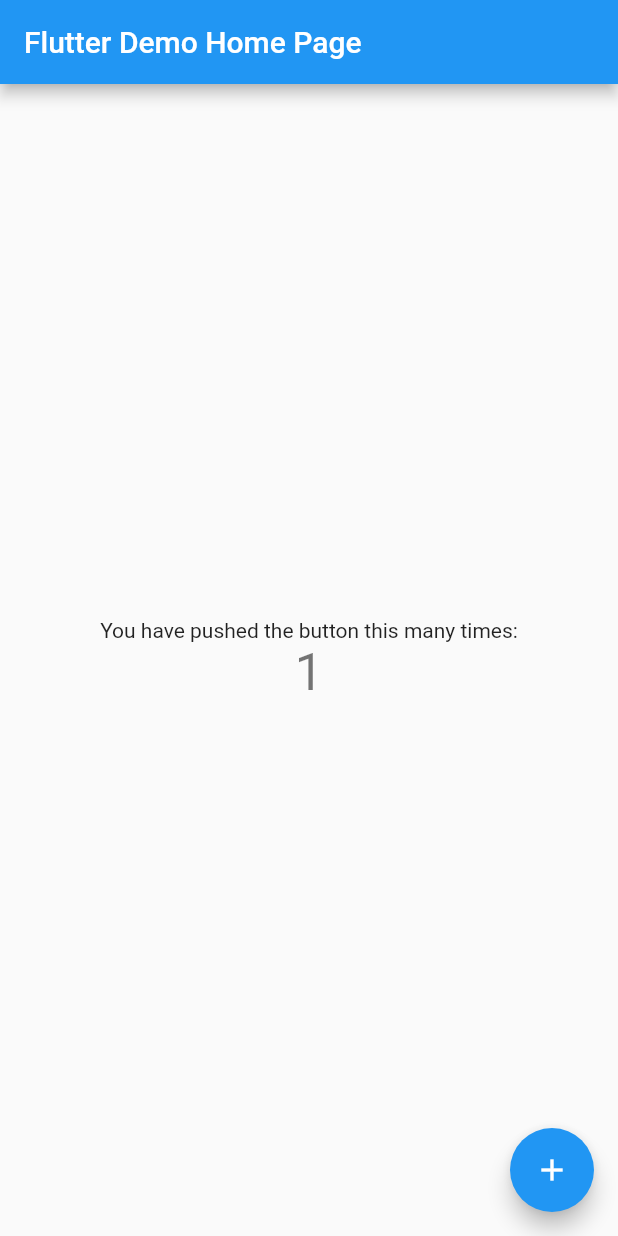
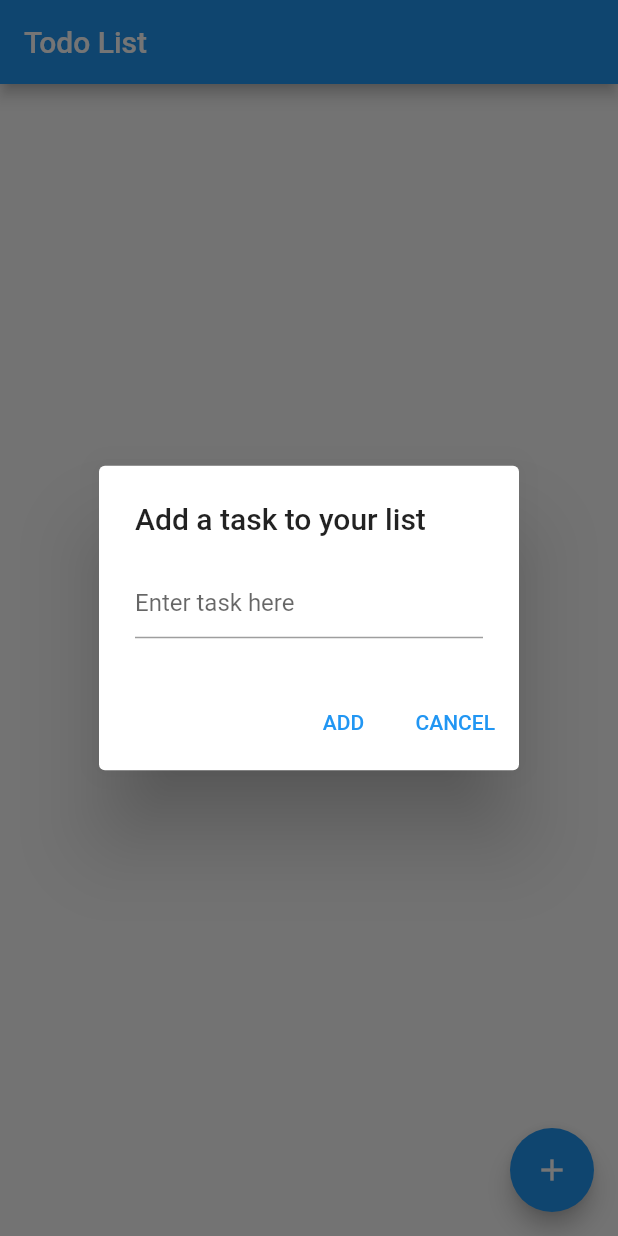
Before and after one commit to decoch/open-api-generator-example, a Flutter app: the MyHomePage screen opened directly, after a tap on the "add" icon, on a phone screen of 412 x 824 dp. Run offline on Flutter 3.47's test engine with Material 2 defaults, Android fonts, the phone set to English and light mode, and no system bars; our stand-ins replace built_collection, built_value, dio; network calls fail.

```diff
--- a/client-todo-api/lib/src/api.dart
+++ b/client-todo-api/lib/src/api.dart
@@ -12,7 +12,7 @@ import 'package:todo_api/src/auth/oauth.dart';
 import 'package:todo_api/src/api/default_api.dart';
 
 class TodoApi {
-  static const String basePath = r'http://todo.swagger.io/v1';
+  static const String basePath = r'http://localhost:8080/v1';
 
   final Dio dio;
   final Serializers serializers;
--- a/client/lib/main.dart
+++ b/client/lib/main.dart
@@ -1,43 +1,26 @@
 import 'package:flutter/material.dart';
+import 'package:todo_api/todo_api.dart';
+import 'dart:math';
 
 void main() {
   runApp(MyApp());
 }
 
 class MyApp extends StatelessWidget {
-  // This widget is the root of your application.
   @override
   Widget build(BuildContext context) {
     return MaterialApp(
-      title: 'Flutter Demo',
+      title: 'Open api generator demo',
       theme: ThemeData(
-        // This is the theme of your application.
-        //
-        // Try running your application with "flutter run". You'll see the
-        // application has a blue toolbar. Then, without quitting the app, try
-        // changing the primarySwatch below to Colors.green and then invoke
-        // "hot reload" (press "r" in the console where you ran "flutter run",
-        // or simply save your changes to "hot reload" in a Flutter IDE).
-        // Notice that the counter didn't reset back to zero; the application
-        // is not restarted.
         primarySwatch: Colors.blue,
       ),
-      home: MyHomePage(title: 'Flutter Demo Home Page'),
+      home: MyHomePage(title: 'Todo List'),
     );
   }
 }
 
 class MyHomePage extends StatefulWidget {
   MyHomePage({Key? key, required this.title}) : super(key: key);
-
-  // This widget is the home page of your application. It is stateful, meaning
-  // that it has a State object (defined below) that contains fields that affect
-  // how it looks.
-
-  // This class is the configuration for the state. It holds the values (in this
-  // case the title) provided by the parent (in this case the App widget) and
-  // used by the build method of the State. Fields in a Widget subclass are
-  // always marked "final".
 
   final String title;
 
@@ -46,68 +29,93 @@ class MyHomePage extends StatefulWidget {
 }
 
 class _MyHomePageState extends State<MyHomePage> {
-  int _counter = 0;
+  List<Todo> _todoList = <Todo>[];
+  final TextEditingController _textEditingController = TextEditingController();
 
-  void _incrementCounter() {
-    setState(() {
-      // This call to setState tells the Flutter framework that something has
-      // changed in this State, which causes it to rerun the build method below
-      // so that the display can reflect the updated values. If we changed
-      // _counter without calling setState(), then the build method would not be
-      // called again, and so nothing would appear to happen.
-      _counter++;
+  @override
+  void initState() {
+    super.initState();
+    Future.microtask(() async {
+      final todos = await fetchTodos();
+      setState(() {
+        _todoList = todos;
+      });
     });
   }
 
   @override
   Widget build(BuildContext context) {
-    // This method is rerun every time setState is called, for instance as done
-    // by the _incrementCounter method above.
-    //
-    // The Flutter framework has been optimized to make rerunning build methods
-    // fast, so that you can just rebuild anything that needs updating rather
-    // than having to individually change instances of widgets.
     return Scaffold(
       appBar: AppBar(
-        // Here we take the value from the MyHomePage object that was created by
-        // the App.build method, and use it to set our appbar title.
         title: Text(widget.title),
       ),
-      body: Center(
-        // Center is a layout widget. It takes a single child and positions it
-        // in the middle of the parent.
-        child: Column(
-          // Column is also a layout widget. It takes a list of children and
-          // arranges them vertically. By default, it sizes itself to fit its
-          // children horizontally, and tries to be as tall as its parent.
-          //
-          // Invoke "debug painting" (press "p" in the console, choose the
-          // "Toggle Debug Paint" action from the Flutter Inspector in Android
-          // Studio, or the "Toggle Debug Paint" command in Visual Studio Code)
-          // to see the wireframe for each widget.
-          //
-          // Column has various properties to control how it sizes itself and
-          // how it positions its children. Here we use mainAxisAlignment to
-          // center the children vertically; the main axis here is the vertical
-          // axis because Columns are vertical (the cross axis would be
-          // horizontal).
-          mainAxisAlignment: MainAxisAlignment.center,
-          children: <Widget>[
-            Text(
-              'You have pushed the button this many times:',
-            ),
-            Text(
-              '$_counter',
-              style: Theme.of(context).textTheme.headline4,
-            ),
-          ],
-        ),
+      body: ListView.builder(
+        itemCount: _todoList.length,
+        itemBuilder: (context, index) {
+          final item = _todoList[index];
+          return ListTile(
+            title: Text(item.name),
+          );
+        },
       ),
       floatingActionButton: FloatingActionButton(
-        onPressed: _incrementCounter,
-        tooltip: 'Increment',
+        onPressed: () => _displayDialog(context),
+        tooltip: 'Add Item',
         child: Icon(Icons.add),
-      ), // This trailing comma makes auto-formatting nicer for build methods.
+      ),
     );
   }
+
+  Future<void> _displayDialog(BuildContext context) async {
+    return showDialog<void>(
+      context: context,
+      builder: (context) {
+        return AlertDialog(
+          title: const Text('Add a task to your list'),
+          content: TextField(
+            controller: _textEditingController,
+            decoration: const InputDecoration(hintText: 'Enter task here'),
+          ),
+          actions: [
+            TextButton(
+              child: const Text('ADD'),
+              onPressed: () {
+                Navigator.of(context).pop();
+                _addTodoItem(_textEditingController.text);
+              },
+            ),
+            TextButton(
+              child: const Text('CANCEL'),
+              onPressed: () {
+                Navigator.of(context).pop();
+              },
+            )
+          ],
+        );
+      },
+    );
+  }
+
+  Future<void> _addTodoItem(String title) async {
+    final todo = Todo(
+      (b) => b
+        ..id = Random().nextInt(1000000000)
+        ..name = title,
+    );
+    await saveTodos(todo);
+    setState(() {
+      _todoList.add(todo);
+    });
+    _textEditingController.clear();
+  }
 }
+
+Future<Todo?> saveTodos(Todo todo) async {
+  final response = await TodoApi().getDefaultApi().addTodo(todo: todo);
+  return response.data;
+}
+
+Future<List<Todo>> fetchTodos() async {
+  final response = await TodoApi().getDefaultApi().findTodos();
+  return response.data?.toList() ?? [];
+}
--- a/todo.yaml
+++ b/todo.yaml
@@ -1,6 +1,6 @@
 openapi: 3.0.0
 servers:
-  - url: "http://todo.swagger.io/v1"
+  - url: "http://localhost:8080/v1"
 info:
   version: 1.0.0
   title: OpenAPI Example
```
Also changed, not shown: client-todo-api/lib/src/model/api_response.g.dart (added), client-todo-api/lib/src/model/todo.g.dart (added), client-todo-api/lib/src/serializers.g.dart (added), 4 other files.
